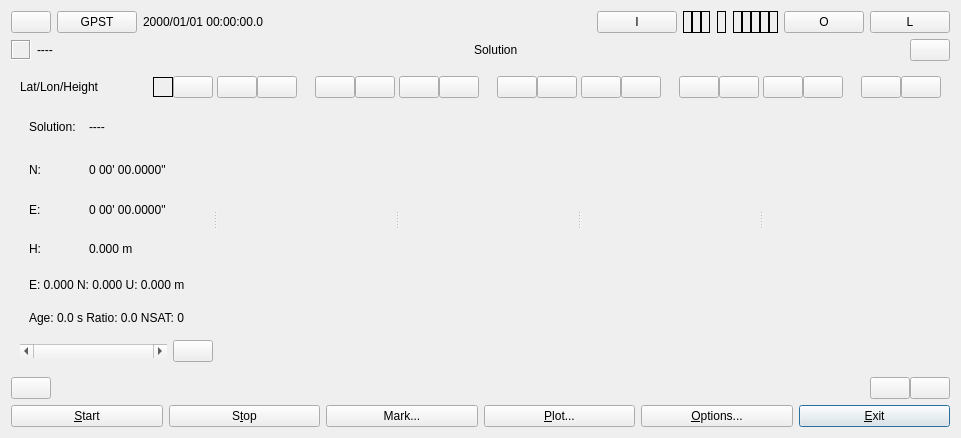
First picture: the form in app/qtapp/rtknavi_qt/navimain.ui, repository lhuisman/myRTKLIB, before the edit.
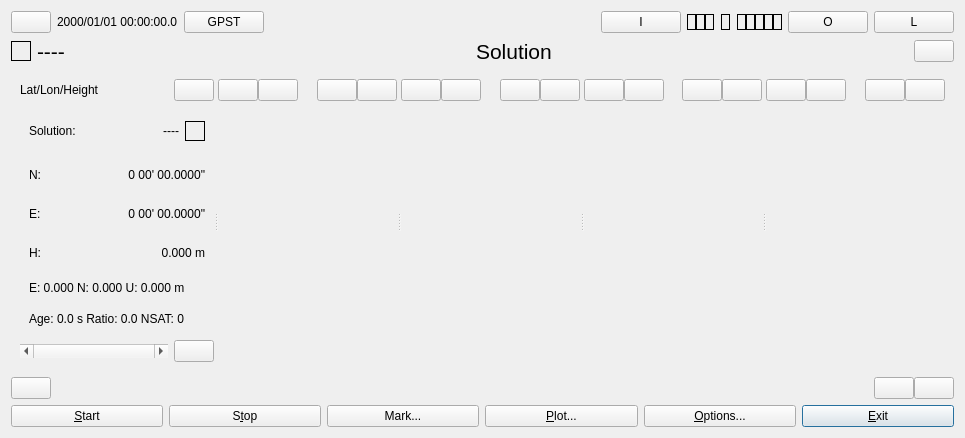
Second picture: the form after the edit. Icons and pictures are not drawn.

Commit message:
Qt Gui Update: rtknavi_qt
- improve scaling of label fonts to fill entire available screen space
- adapt colors to better match those of the windows version

Patch:
```diff
--- a/app/qtapp/rtknavi_qt/navimain.ui
+++ b/app/qtapp/rtknavi_qt/navimain.ui
@@ -6,7 +6,7 @@
    <rect>
     <x>0</x>
     <y>0</y>
-    <width>961</width>
+    <width>965</width>
     <height>438</height>
    </rect>
   </property>
@@ -58,16 +58,6 @@
         </property>
        </widget>
       </item>
-      <item>
-       <widget class="QPushButton" name="btnTimeSys">
-        <property name="toolTip">
-         <string>Time system</string>
-        </property>
-        <property name="text">
-         <string>GPST</string>
-        </property>
-       </widget>
-      </item>
       <item>
        <widget class="QLabel" name="lblTime">
         <property name="toolTip">
@@ -78,6 +68,16 @@
         </property>
        </widget>
       </item>
+      <item>
+       <widget class="QPushButton" name="btnTimeSys">
+        <property name="toolTip">
+         <string>Time system</string>
+        </property>
+        <property name="text">
+         <string>GPST</string>
+        </property>
+       </widget>
+      </item>
       <item>
        <spacer name="horizontalSpacer">
         <property name="orientation">
@@ -145,6 +145,12 @@
             </property>
             <item>
              <widget class="QLabel" name="lblStream1">
+              <property name="sizePolicy">
+               <sizepolicy hsizetype="Preferred" vsizetype="Fixed">
+                <horstretch>0</horstretch>
+                <verstretch>0</verstretch>
+               </sizepolicy>
+              </property>
               <property name="toolTip">
                <string>Rover input stream</string>
               </property>
@@ -155,6 +161,12 @@
             </item>
             <item>
              <widget class="QLabel" name="lblStream2">
+              <property name="sizePolicy">
+               <sizepolicy hsizetype="Preferred" vsizetype="Fixed">
+                <horstretch>0</horstretch>
+                <verstretch>0</verstretch>
+               </sizepolicy>
+              </property>
               <property name="toolTip">
                <string>Base station input stream</string>
               </property>
@@ -165,6 +177,12 @@
             </item>
             <item>
              <widget class="QLabel" name="lblStream3">
+              <property name="sizePolicy">
+               <sizepolicy hsizetype="Preferred" vsizetype="Fixed">
+                <horstretch>0</horstretch>
+                <verstretch>0</verstretch>
+               </sizepolicy>
+              </property>
               <property name="toolTip">
                <string>Correction data input stream</string>
               </property>
@@ -188,6 +206,12 @@
             </item>
             <item>
              <widget class="QLabel" name="lblServer">
+              <property name="sizePolicy">
+               <sizepolicy hsizetype="Preferred" vsizetype="Fixed">
+                <horstretch>0</horstretch>
+                <verstretch>0</verstretch>
+               </sizepolicy>
+              </property>
               <property name="toolTip">
                <string>RTK Server</string>
               </property>
@@ -211,6 +235,12 @@
             </item>
             <item>
              <widget class="QLabel" name="lblStream4">
+              <property name="sizePolicy">
+               <sizepolicy hsizetype="Preferred" vsizetype="Fixed">
+                <horstretch>0</horstretch>
+                <verstretch>0</verstretch>
+               </sizepolicy>
+              </property>
               <property name="toolTip">
                <string>Solution stream 1</string>
               </property>
@@ -221,6 +251,12 @@
             </item>
             <item>
              <widget class="QLabel" name="lblStream5">
+              <property name="sizePolicy">
+               <sizepolicy hsizetype="Preferred" vsizetype="Fixed">
+                <horstretch>0</horstretch>
+                <verstretch>0</verstretch>
+               </sizepolicy>
+              </property>
               <property name="toolTip">
                <string>Solution stream 2</string>
               </property>
@@ -231,6 +267,12 @@
             </item>
             <item>
              <widget class="QLabel" name="lblStream6">
+              <property name="sizePolicy">
+               <sizepolicy hsizetype="Preferred" vsizetype="Fixed">
+                <horstretch>0</horstretch>
+                <verstretch>0</verstretch>
+               </sizepolicy>
+              </property>
               <property name="toolTip">
                <string>Log stream rover</string>
               </property>
@@ -244,6 +286,12 @@
             </item>
             <item>
              <widget class="QLabel" name="lblStream7">
+              <property name="sizePolicy">
+               <sizepolicy hsizetype="Preferred" vsizetype="Fixed">
+                <horstretch>0</horstretch>
+                <verstretch>0</verstretch>
+               </sizepolicy>
+              </property>
               <property name="toolTip">
                <string>Log stream base station</string>
               </property>
@@ -254,6 +302,12 @@
             </item>
             <item>
              <widget class="QLabel" name="lblStream8">
+              <property name="sizePolicy">
+               <sizepolicy hsizetype="Preferred" vsizetype="Fixed">
+                <horstretch>0</horstretch>
+                <verstretch>0</verstretch>
+               </sizepolicy>
+              </property>
               <property name="toolTip">
                <string>Log stream corrections</string>
               </property>
@@ -347,13 +401,21 @@
         <property name="frameShape">
          <enum>QFrame::Shape::Box</enum>
         </property>
-        <property name="frameShadow">
-         <enum>QFrame::Shadow::Sunken</enum>
-        </property>
        </widget>
       </item>
       <item>
        <widget class="QLabel" name="lblSolutionS">
+        <property name="sizePolicy">
+         <sizepolicy hsizetype="Preferred" vsizetype="Preferred">
+          <horstretch>0</horstretch>
+          <verstretch>5</verstretch>
+         </sizepolicy>
+        </property>
+        <property name="font">
+         <font>
+          <pointsize>16</pointsize>
+         </font>
+        </property>
         <property name="text">
          <string>----</string>
         </property>
@@ -361,6 +423,17 @@
       </item>
       <item>
        <widget class="QLabel" name="lblSolutionQ">
+        <property name="sizePolicy">
+         <sizepolicy hsizetype="Preferred" vsizetype="Preferred">
+          <horstretch>0</horstretch>
+          <verstretch>5</verstretch>
+         </sizepolicy>
+        </property>
+        <property name="font">
+         <font>
+          <pointsize>16</pointsize>
+         </font>
+        </property>
         <property name="text">
          <string>Solution</string>
         </property>
@@ -429,12 +502,28 @@
              <string/>
             </property>
             <layout class="QGridLayout" name="gridLayout">
+             <item row="1" column="1" colspan="2">
+              <widget class="QLabel" name="lblPosition1">
+               <property name="sizePolicy">
+                <sizepolicy hsizetype="Preferred" vsizetype="Preferred">
+                 <horstretch>0</horstretch>
+                 <verstretch>8</verstretch>
+                </sizepolicy>
+               </property>
+               <property name="text">
+                <string>0 00' 00.0000&quot;</string>
+               </property>
+               <property name="alignment">
+                <set>Qt::AlignmentFlag::AlignRight|Qt::AlignmentFlag::AlignTrailing|Qt::AlignmentFlag::AlignVCenter</set>
+               </property>
+              </widget>
+             </item>
              <item row="1" column="0">
               <widget class="QLabel" name="lblPositionText1">
                <property name="sizePolicy">
                 <sizepolicy hsizetype="Preferred" vsizetype="Preferred">
                  <horstretch>0</horstretch>
-                 <verstretch>10</verstretch>
+                 <verstretch>8</verstretch>
                 </sizepolicy>
                </property>
                <property name="text">
@@ -442,34 +531,8 @@
                </property>
               </widget>
              </item>
-             <item row="1" column="1" colspan="2">
-              <widget class="QLabel" name="lblPosition1">
-               <property name="sizePolicy">
-                <sizepolicy hsizetype="Preferred" vsizetype="Preferred">
-                 <horstretch>0</horstretch>
-                 <verstretch>10</verstretch>
-                </sizepolicy>
-               </property>
-               <property name="text">
-                <string>0 00' 00.0000&quot;</string>
-               </property>
-              </widget>
-             </item>
-             <item row="2" column="1" colspan="2">
-              <widget class="QLabel" name="lblPosition2">
-               <property name="sizePolicy">
-                <sizepolicy hsizetype="Preferred" vsizetype="Preferred">
-                 <horstretch>0</horstretch>
-                 <verstretch>10</verstretch>
-                </sizepolicy>
-               </property>
-               <property name="text">
-                <string>0 00' 00.0000&quot;</string>
-               </property>
-              </widget>
-             </item>
-             <item row="4" column="0" colspan="3">
-              <widget class="QLabel" name="lblStd">
+             <item row="3" column="1" colspan="2">
+              <widget class="QLabel" name="lblPosition3">
                <property name="sizePolicy">
                 <sizepolicy hsizetype="Preferred" vsizetype="Preferred">
                  <horstretch>0</horstretch>
@@ -477,7 +540,10 @@
                 </sizepolicy>
                </property>
                <property name="text">
-                <string>E: 0.000 N: 0.000 U: 0.000 m</string>
+                <string>0.000 m</string>
+               </property>
+               <property name="alignment">
+                <set>Qt::AlignmentFlag::AlignRight|Qt::AlignmentFlag::AlignTrailing|Qt::AlignmentFlag::AlignVCenter</set>
                </property>
               </widget>
              </item>
@@ -486,7 +552,7 @@
                <property name="sizePolicy">
                 <sizepolicy hsizetype="Preferred" vsizetype="Preferred">
                  <horstretch>0</horstretch>
-                 <verstretch>10</verstretch>
+                 <verstretch>8</verstretch>
                 </sizepolicy>
                </property>
                <property name="text">
@@ -494,38 +560,58 @@
                </property>
               </widget>
              </item>
-             <item row="0" column="1">
-              <widget class="QLabel" name="lblSolution">
-               <property name="sizePolicy">
-                <sizepolicy hsizetype="Preferred" vsizetype="Preferred">
-                 <horstretch>0</horstretch>
-                 <verstretch>12</verstretch>
-                </sizepolicy>
-               </property>
-               <property name="text">
-                <string>----</string>
-               </property>
-              </widget>
-             </item>
-             <item row="0" column="0">
-              <widget class="QLabel" name="lblSolutionText">
-               <property name="sizePolicy">
-                <sizepolicy hsizetype="Preferred" vsizetype="Preferred">
-                 <horstretch>0</horstretch>
-                 <verstretch>12</verstretch>
-                </sizepolicy>
-               </property>
-               <property name="text">
-                <string>Solution:</string>
-               </property>
-              </widget>
+             <item row="0" column="2">
+              <layout class="QGridLayout" name="gridLayout_8">
+               <item row="2" column="0">
+                <spacer name="verticalSpacer">
+                 <property name="orientation">
+                  <enum>Qt::Orientation::Vertical</enum>
+                 </property>
+                 <property name="sizeHint" stdset="0">
+                  <size>
+                   <width>20</width>
+                   <height>40</height>
+                  </size>
+                 </property>
+                </spacer>
+               </item>
+               <item row="0" column="0">
+                <spacer name="verticalSpacer_2">
+                 <property name="orientation">
+                  <enum>Qt::Orientation::Vertical</enum>
+                 </property>
+                 <property name="sizeHint" stdset="0">
+                  <size>
+                   <width>20</width>
+                   <height>40</height>
+                  </size>
+                 </property>
+                </spacer>
+               </item>
+               <item row="1" column="0">
+                <widget class="QLabel" name="lblIndicatorSolution">
+                 <property name="minimumSize">
+                  <size>
+                   <width>20</width>
+                   <height>20</height>
+                  </size>
+                 </property>
+                 <property name="toolTip">
+                  <string>Solution state</string>
+                 </property>
+                 <property name="frameShape">
+                  <enum>QFrame::Shape::Box</enum>
+                 </property>
+                </widget>
+               </item>
+              </layout>
              </item>
              <item row="2" column="0">
               <widget class="QLabel" name="lblPositionText2">
                <property name="sizePolicy">
                 <sizepolicy hsizetype="Preferred" vsizetype="Preferred">
                  <horstretch>0</horstretch>
-                 <verstretch>10</verstretch>
+                 <verstretch>8</verstretch>
                 </sizepolicy>
                </property>
                <property name="text">
@@ -533,25 +619,12 @@
                </property>
               </widget>
              </item>
-             <item row="3" column="1" colspan="2">
-              <widget class="QLabel" name="lblPosition3">
-               <property name="sizePolicy">
-                <sizepolicy hsizetype="Preferred" vsizetype="Preferred">
-                 <horstretch>0</horstretch>
-                 <verstretch>10</verstretch>
-                </sizepolicy>
-               </property>
-               <property name="text">
-                <string>0.000 m</string>
-               </property>
-              </widget>
-             </item>
              <item row="5" column="0" colspan="3">
               <widget class="QLabel" name="lblNSatellites">
                <property name="sizePolicy">
                 <sizepolicy hsizetype="Preferred" vsizetype="Preferred">
                  <horstretch>0</horstretch>
-                 <verstretch>8</verstretch>
+                 <verstretch>6</verstretch>
                 </sizepolicy>
                </property>
                <property name="text">
@@ -559,6 +632,64 @@
                </property>
               </widget>
              </item>
+             <item row="0" column="0">
+              <widget class="QLabel" name="lblSolutionText">
+               <property name="sizePolicy">
+                <sizepolicy hsizetype="MinimumExpanding" vsizetype="Preferred">
+                 <horstretch>0</horstretch>
+                 <verstretch>10</verstretch>
+                </sizepolicy>
+               </property>
+               <property name="text">
+                <string>Solution:</string>
+               </property>
+              </widget>
+             </item>
+             <item row="2" column="1" colspan="2">
+              <widget class="QLabel" name="lblPosition2">
+               <property name="sizePolicy">
+                <sizepolicy hsizetype="Preferred" vsizetype="Preferred">
+                 <horstretch>0</horstretch>
+                 <verstretch>8</verstretch>
+                </sizepolicy>
+               </property>
+               <property name="text">
+                <string>0 00' 00.0000&quot;</string>
+               </property>
+               <property name="alignment">
+                <set>Qt::AlignmentFlag::AlignRight|Qt::AlignmentFlag::AlignTrailing|Qt::AlignmentFlag::AlignVCenter</set>
+               </property>
+              </widget>
+             </item>
+             <item row="0" column="1">
+              <widget class="QLabel" name="lblSolution">
+               <property name="sizePolicy">
+                <sizepolicy hsizetype="MinimumExpanding" vsizetype="Preferred">
+                 <horstretch>0</horstretch>
+                 <verstretch>10</verstretch>
+                </sizepolicy>
+               </property>
+               <property name="text">
+                <string>----</string>
+               </property>
+               <property name="alignment">
+                <set>Qt::AlignmentFlag::AlignRight|Qt::AlignmentFlag::AlignTrailing|Qt::AlignmentFlag::AlignVCenter</set>
+               </property>
+              </widget>
+             </item>
+             <item row="4" column="0" colspan="3">
+              <widget class="QLabel" name="lblStd">
+               <property name="sizePolicy">
+                <sizepolicy hsizetype="Preferred" vsizetype="Preferred">
+                 <horstretch>0</horstretch>
+                 <verstretch>6</verstretch>
+                </sizepolicy>
+               </property>
+               <property name="text">
+                <string>E: 0.000 N: 0.000 U: 0.000 m</string>
+               </property>
+              </widget>
+             </item>
             </layout>
            </widget>
           </item>
@@ -629,28 +760,6 @@
             </property>
            </widget>
           </item>
-          <item row="0" column="2">
-           <widget class="QLabel" name="lblIndicatorSolution">
-            <property name="sizePolicy">
-             <sizepolicy hsizetype="Fixed" vsizetype="Fixed">
-              <horstretch>0</horstretch>
-              <verstretch>0</verstretch>
-             </sizepolicy>
-            </property>
-            <property name="maximumSize">
-             <size>
-              <width>20</width>
-              <height>20</height>
-             </size>
-            </property>
-            <property name="toolTip">
-             <string>Solution state</string>
-            </property>
-            <property name="frameShape">
-             <enum>QFrame::Shape::Box</enum>
-            </property>
-           </widget>
-          </item>
           <item row="0" column="3">
            <widget class="QPushButton" name="btnSolutionType">
             <property name="sizePolicy">
@@ -693,51 +802,7 @@
           <property name="spacing">
            <number>0</number>
           </property>
-          <item row="1" column="0" colspan="5">
-           <widget class="QLabel" name="lblDisplay1">
-            <property name="sizePolicy">
-             <sizepolicy hsizetype="Ignored" vsizetype="Ignored">
-              <horstretch>0</horstretch>
-              <verstretch>0</verstretch>
-             </sizepolicy>
-            </property>
-           </widget>
-          </item>
-          <item row="0" column="4">
-           <widget class="QPushButton" name="btnPlotType1">
-            <property name="sizePolicy">
-             <sizepolicy hsizetype="Fixed" vsizetype="Fixed">
-              <horstretch>0</horstretch>
-              <verstretch>0</verstretch>
-             </sizepolicy>
-            </property>
-            <property name="toolTip">
-             <string>Change plot type</string>
-            </property>
-            <property name="icon">
-             <iconset resource="../icon/resources.qrc">
-              <normaloff>:/buttons/down</normaloff>:/buttons/down</iconset>
-            </property>
-           </widget>
-          </item>
-          <item row="0" column="3">
-           <widget class="QPushButton" name="btnFrequencyType1">
-            <property name="sizePolicy">
-             <sizepolicy hsizetype="Fixed" vsizetype="Fixed">
-              <horstretch>0</horstretch>
-              <verstretch>0</verstretch>
-             </sizepolicy>
-            </property>
-            <property name="toolTip">
-             <string>Change frequency</string>
-            </property>
-            <property name="icon">
-             <iconset resource="../icon/resources.qrc">
-              <normaloff>:/buttons/frequencies</normaloff>:/buttons/frequencies</iconset>
-            </property>
-           </widget>
-          </item>
-          <item row="0" column="0">
+          <item row="0" column="1">
            <widget class="QPushButton" name="btnExpand1">
             <property name="sizePolicy">
              <sizepolicy hsizetype="Fixed" vsizetype="Fixed">
@@ -751,7 +816,24 @@
             </property>
            </widget>
           </item>
-          <item row="0" column="1">
+          <item row="0" column="5">
+           <widget class="QPushButton" name="btnPlotType1">
+            <property name="sizePolicy">
+             <sizepolicy hsizetype="Fixed" vsizetype="Fixed">
+              <horstretch>0</horstretch>
+              <verstretch>0</verstretch>
+             </sizepolicy>
+            </property>
+            <property name="toolTip">
+             <string>Change plot type</string>
+            </property>
+            <property name="icon">
+             <iconset resource="../icon/resources.qrc">
+              <normaloff>:/buttons/down</normaloff>:/buttons/down</iconset>
+            </property>
+           </widget>
+          </item>
+          <item row="0" column="2">
            <widget class="QPushButton" name="btnShrink1">
             <property name="sizePolicy">
              <sizepolicy hsizetype="Fixed" vsizetype="Fixed">
@@ -765,6 +847,33 @@
             </property>
            </widget>
           </item>
+          <item row="2" column="1" colspan="5">
+           <widget class="QLabel" name="lblDisplay1">
+            <property name="sizePolicy">
+             <sizepolicy hsizetype="Ignored" vsizetype="Ignored">
+              <horstretch>0</horstretch>
+              <verstretch>0</verstretch>
+             </sizepolicy>
+            </property>
+           </widget>
+          </item>
+          <item row="0" column="4">
+           <widget class="QPushButton" name="btnFrequencyType1">
+            <property name="sizePolicy">
+             <sizepolicy hsizetype="Fixed" vsizetype="Fixed">
+              <horstretch>0</horstretch>
+              <verstretch>0</verstretch>
+             </sizepolicy>
+            </property>
+            <property name="toolTip">
+             <string>Change frequency</string>
+            </property>
+            <property name="icon">
+             <iconset resource="../icon/resources.qrc">
+              <normaloff>:/buttons/frequencies</normaloff>:/buttons/frequencies</iconset>
+            </property>
+           </widget>
+          </item>
          </layout>
         </widget>
         <widget class="QWidget" name="panelDisplay2" native="true">
```
Left out of the diff: 1 changed line with no effect on the pictures. The commit also changes 3 other files.
